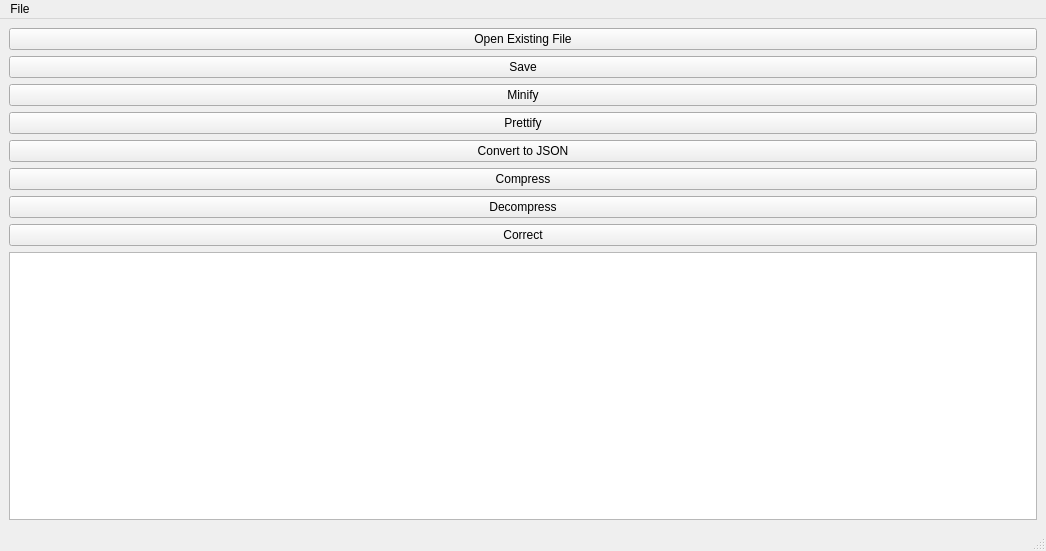
Before: the Qt Designer form XML_textEditor/mainwindow.ui in AmrAhmed11/XML_TextEditor, drawn with Qt 5.
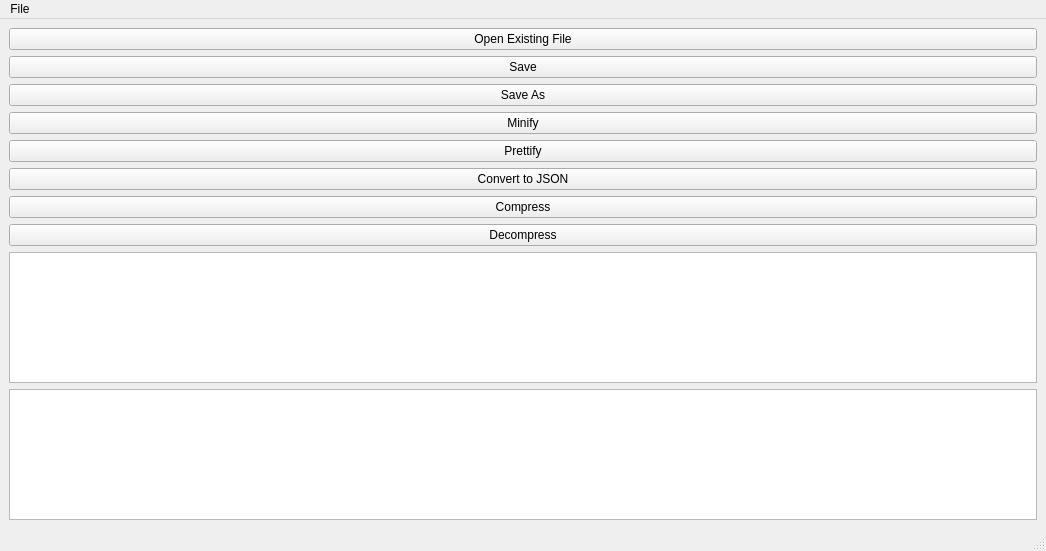
After: the same form once the commit is applied.

The edit to the form file:
```diff
--- a/XML_textEditor/mainwindow.ui
+++ b/XML_textEditor/mainwindow.ui
@@ -18,38 +18,10 @@
   </property>
   <widget class="QWidget" name="centralwidget">
    <layout class="QGridLayout" name="gridLayout">
-    <item row="5" column="0">
-     <widget class="QPushButton" name="Compressbtn">
-      <property name="text">
-       <string>Compress</string>
-      </property>
-     </widget>
-    </item>
     <item row="7" column="0">
-     <widget class="QPushButton" name="Correctbtn">
+     <widget class="QPushButton" name="Decompressbtn">
       <property name="text">
-       <string>Correct</string>
-      </property>
-     </widget>
-    </item>
-    <item row="4" column="0">
-     <widget class="QPushButton" name="Convertbtn">
-      <property name="text">
-       <string>Convert to JSON</string>
-      </property>
-     </widget>
-    </item>
-    <item row="2" column="0">
-     <widget class="QPushButton" name="minifybtn">
-      <property name="text">
-       <string>Minify</string>
-      </property>
-     </widget>
-    </item>
-    <item row="0" column="0">
-     <widget class="QPushButton" name="openbtn">
-      <property name="text">
-       <string>Open Existing File</string>
+       <string>Decompress</string>
       </property>
      </widget>
     </item>
@@ -60,10 +32,21 @@
       </property>
      </widget>
     </item>
-    <item row="10" column="0">
-     <widget class="QPlainTextEdit" name="plainTextEdit"/>
-    </item>
     <item row="3" column="0">
+     <widget class="QPushButton" name="minifybtn">
+      <property name="text">
+       <string>Minify</string>
+      </property>
+     </widget>
+    </item>
+    <item row="5" column="0">
+     <widget class="QPushButton" name="Convertbtn">
+      <property name="text">
+       <string>Convert to JSON</string>
+      </property>
+     </widget>
+    </item>
+    <item row="4" column="0">
      <widget class="QPushButton" name="Prettifybtn">
       <property name="text">
        <string>Prettify</string>
@@ -71,12 +54,51 @@
      </widget>
     </item>
     <item row="6" column="0">
-     <widget class="QPushButton" name="Decompressbtn">
+     <widget class="QPushButton" name="Compressbtn">
       <property name="text">
-       <string>Decompress</string>
+       <string>Compress</string>
       </property>
      </widget>
     </item>
+    <item row="2" column="0">
+     <widget class="QPushButton" name="SaveAsbtn">
+      <property name="text">
+       <string>Save As</string>
+      </property>
+     </widget>
+    </item>
+    <item row="0" column="0">
+     <widget class="QPushButton" name="openbtn">
+      <property name="styleSheet">
+       <string notr="true">.openbtn {
+  background-color: #4CAF50; /* Green */
+  border: none;
+  color: white;
+  padding: 15px 32px;
+  text-align: center;
+  text-decoration: none;
+  display: inline-block;
+  font-size: 16px;
+}</string>
+      </property>
+      <property name="text">
+       <string>Open Existing File</string>
+      </property>
+     </widget>
+    </item>
+    <item row="11" column="0">
+     <widget class="QPlainTextEdit" name="plainTextEdit">
+      <property name="mouseTracking">
+       <bool>true</bool>
+      </property>
+      <property name="backgroundVisible">
+       <bool>false</bool>
+      </property>
+     </widget>
+    </item>
+    <item row="12" column="0">
+     <widget class="QTextBrowser" name="textBrowser"/>
+    </item>
    </layout>
   </widget>
   <widget class="QMenuBar" name="menubar">
```
